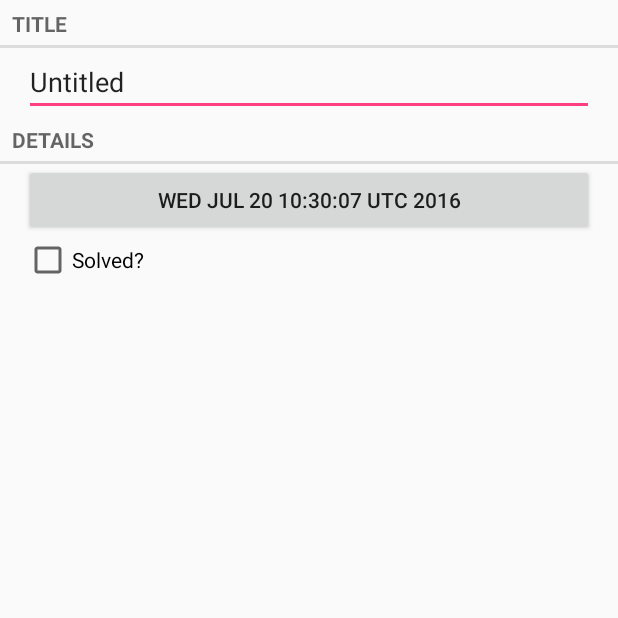
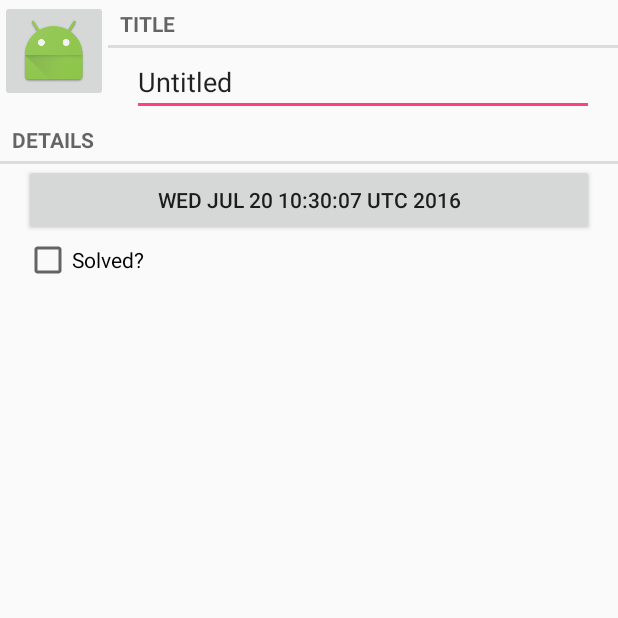
Before and after one commit to JosephLoveWong/CrimeIntent, an Android app: the screen it shows after launch (CrimeActivity), after a tap on an icon or button, on a phone screen of 412 x 824 dp, the top half of it. Run offline under Robolectric (Android 15) with nearby library versions, the phone set to English and light mode, and no system bars.

Commit message:
update to camera

```diff
--- a/criminalintent/src/main/java/com/bignerdranch/android/criminalintent/fragment/CrimeFragment.java
+++ b/criminalintent/src/main/java/com/bignerdranch/android/criminalintent/fragment/CrimeFragment.java
@@ -1,6 +1,8 @@
 package com.bignerdranch.android.criminalintent.fragment;
 
+import android.content.Context;
 import android.content.Intent;
+import android.content.pm.PackageManager;
 import android.os.Bundle;
 import android.support.annotation.Nullable;
 import android.support.v4.app.Fragment;
@@ -14,8 +16,10 @@ import android.widget.Button;
 import android.widget.CheckBox;
 import android.widget.CompoundButton;
 import android.widget.EditText;
+import android.widget.ImageButton;
 
 import com.bignerdranch.android.criminalintent.R;
+import com.bignerdranch.android.criminalintent.activity.CrimeCameraActivity;
 import com.bignerdranch.android.criminalintent.bean.Crime;
 import com.bignerdranch.android.criminalintent.bean.CrimeLab;
 import com.bignerdranch.android.criminalintent.util.LogUtil;
@@ -36,6 +40,7 @@ public class CrimeFragment extends Fragment {
     private EditText mTitle;
     private CheckBox mSolved;
     private Button mCrimeDate;
+    private ImageButton mCrimeCamera;
 
     public static CrimeFragment newInstance(UUID crimeId) {
 
@@ -101,6 +106,19 @@ public class CrimeFragment extends Fragment {
             }
         });
 
+        mCrimeCamera = (ImageButton) rootView.findViewById(R.id.crime_camera);
+        if(!checkCameraHardware(getActivity())){
+            mCrimeCamera.setEnabled(false);
+        }else{
+            mCrimeCamera.setOnClickListener(new View.OnClickListener() {
+                @Override
+                public void onClick(View v) {
+                    Intent intent = new Intent(getActivity(), CrimeCameraActivity.class);
+                    getActivity().startActivity(intent);
+                }
+            });
+        }
+
         return rootView;
     }
 
@@ -123,4 +141,15 @@ public class CrimeFragment extends Fragment {
             mCrime.setDate(date);
         }
     }
+
+    /** Check if this device has a camera */
+    private boolean checkCameraHardware(Context context) {
+        if (context.getPackageManager().hasSystemFeature(PackageManager.FEATURE_CAMERA)){
+            // this device has a camera
+            return true;
+        } else {
+            // no camera on this device
+            return false;
+        }
+    }
 }
--- a/criminalintent/src/main/res/layout/fragment_crime.xml
+++ b/criminalintent/src/main/res/layout/fragment_crime.xml
@@ -4,19 +4,34 @@
     android:layout_height="match_parent"
     android:orientation="vertical">
 
+    <RelativeLayout
+        android:layout_width="match_parent"
+        android:layout_height="wrap_content">
+        <ImageButton
+            android:id="@+id/crime_camera"
+            android:layout_width="wrap_content"
+            android:layout_height="wrap_content"
+            android:src="@mipmap/ic_launcher"/>
+
         <TextView
+            android:id="@+id/crime_title_hint"
+            android:layout_toRightOf="@id/crime_camera"
             style="?android:listSeparatorTextViewStyle"
             android:layout_width="match_parent"
             android:layout_height="wrap_content"
             android:text="TITLE" />
 
         <EditText
+            android:layout_below="@id/crime_title_hint"
+            android:layout_toRightOf="@id/crime_camera"
             android:id="@+id/crime_title"
             android:layout_width="match_parent"
             android:layout_height="wrap_content"
             android:layout_marginLeft="16dp"
             android:layout_marginRight="16dp"
             android:hint="@string/hint_crime_title" />
+    </RelativeLayout>
+
 
     <TextView
         style="?android:listSeparatorTextViewStyle"
--- a/criminalintent/src/main/res/values/strings.xml
+++ b/criminalintent/src/main/res/values/strings.xml
@@ -2,4 +2,5 @@
     <string name="app_name">Criminalintent</string>
     <string name="hint_crime_title">enter a crime title</string>
     <string name="title_crime_date">Crime Date</string>
+    <string name="take">Take!</string>
 </resources>
```
Also changed, not shown: criminalintent/src/main/AndroidManifest.xml (+7 -0 lines), criminalintent/src/main/java/com/bignerdranch/android/criminalintent/activity/CrimeCameraActivity.java (added, +28 -0 lines), criminalintent/src/main/java/com/bignerdranch/android/criminalintent/fragment/CrimeCameraFragment.java (added, +92 -0 lines), criminalintent/src/main/res/layout/fragment_crime_camera.xml (added, +22 -0 lines). Lines whose indentation alone changed are shown as unchanged.
